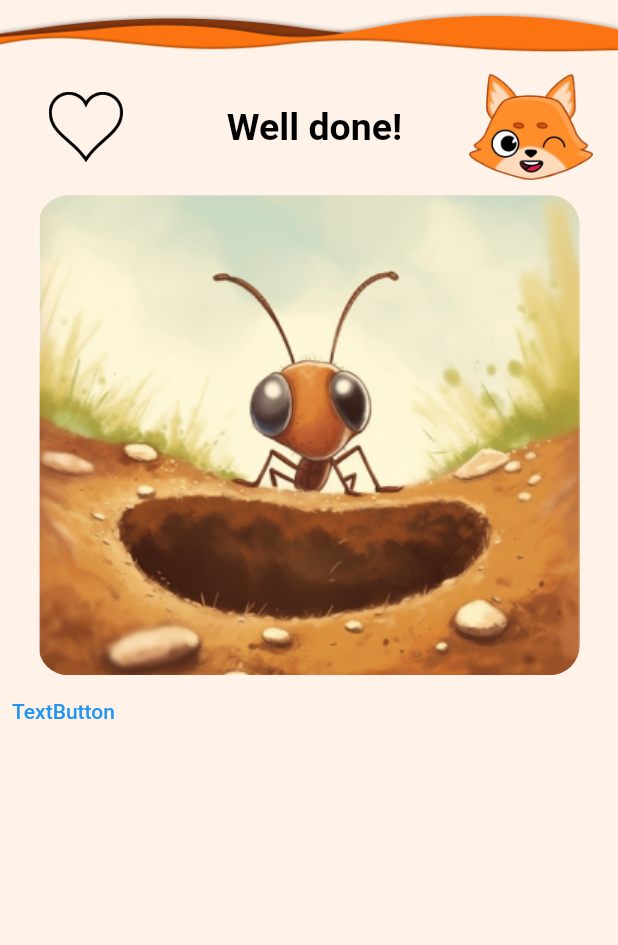
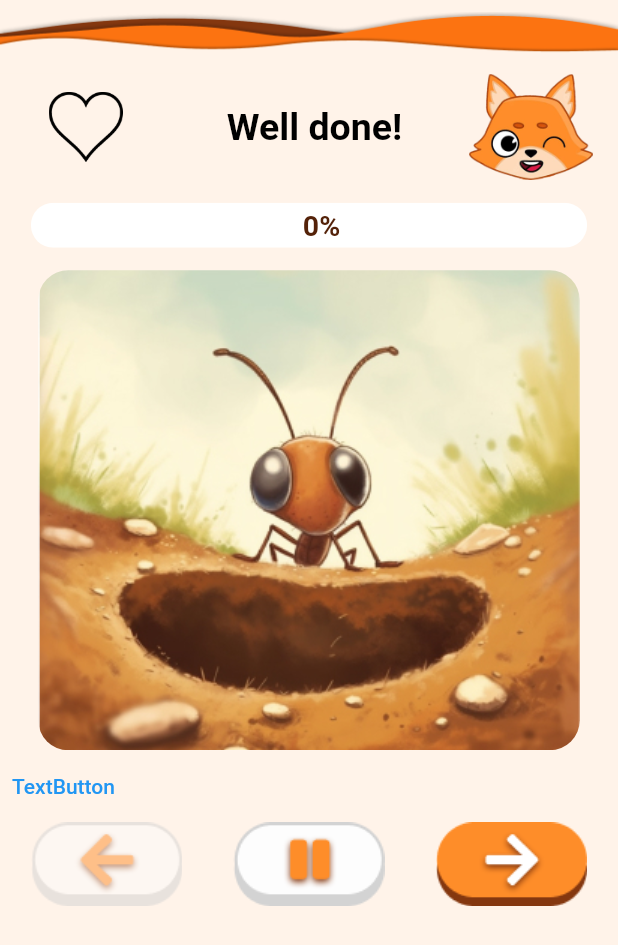
Before and after one commit to COS301-SE-2023/AI-Generated-Children-s-Stories, a Flutter app: the InsideStory screen opened by its route, on a phone screen of 412 x 824 dp. Shown: the top 945 px of the screen. Run offline on Flutter 3.47's test engine with Material 2 defaults, Android fonts, the phone set to English and light mode, and no system bars; our stand-ins replace carousel_slider; generated files the repository leaves out were written again; Roboto replaces fonts that are missing (NotoSerif).

Commit message:
layed out buttons

```diff
--- a/lib/home.dart
+++ b/lib/home.dart
@@ -2,6 +2,7 @@ import 'package:flutter/material.dart';
 
 import 'navbar.dart';
 import 'myHeader.dart';
+import 'progress_bar.dart';
 
 import 'image_button.dart';
 
@@ -17,12 +18,13 @@ class _HomeState extends State<Home> {
   Widget build(BuildContext context) {
     final Size = MediaQuery.of(context).size;
     return Scaffold(
-      backgroundColor: Color.fromARGB(255, 255, 243, 233),
+      backgroundColor: const Color.fromARGB(255, 255, 243, 233),
       body: SafeArea(
         //back button
         child: Column(
           children: [
             const MyHeader(message: 'Here\'s a new book!',),
+            const ProgressBar(currentPages: 50, totalPages: 100),
             //padding
             const SizedBox(height: 50),
             Row(
--- a/lib/inside_story.dart
+++ b/lib/inside_story.dart
@@ -1,4 +1,5 @@
 import 'dart:math';
+import 'package:Magic_Pages/progress_bar.dart';
 import 'package:flutter/material.dart';
 import 'package:provider/provider.dart';
 
@@ -115,6 +116,13 @@ class _InsideStoryState extends State<InsideStory> {
 
                       ]
                     ),
+                    Row(children: [
+                      Padding(
+                        padding: const EdgeInsets.only(top: 15, bottom: 5),
+                        child: ProgressBar(totalPages: widget.storyText.length - 1, currentPages: storyIndex)
+                      )
+
+                    ],)
                   ])]
               ),
               Padding(
@@ -150,7 +158,23 @@ class _InsideStoryState extends State<InsideStory> {
                   child: Text('TextButton'),
                 )
 
-              ],)
+              ],),
+              Padding(
+                padding: EdgeInsets.only(left: MediaQuery.of(context).size.width * 0.05, right: MediaQuery.of(context).size.width * 0.05),
+                child: Row(children: [
+                  Image.asset(
+                    'assets/images/back.png'
+                  ),
+                  Spacer(),
+                  Image.asset(
+                    'assets/images/pause.png'
+                  ),
+                  Spacer(),
+                  Image.asset(
+                    'assets/images/forward.png'
+                  ),
+                ],),
+              )
             ]
           )
         )
--- a/lib/main.dart
+++ b/lib/main.dart
@@ -30,7 +30,7 @@ class MyApp extends StatelessWidget {
       theme: ThemeData(
         primarySwatch: Colors.blue,
       ),
-      home: Home(),
+      home: InsideStory(),
       routes: {
         '/login': (context) => LoginPage(),
         '/storyList': (context) => StoryList(),
--- a/lib/progress_bar.dart
+++ b/lib/progress_bar.dart
@@ -3,43 +3,47 @@
 import 'package:flutter/material.dart';
 
 class ProgressBar extends StatefulWidget {
-  const ProgressBar({super.key});
+  const ProgressBar({
+    super.key,
+    required this.totalPages,
+    required this.currentPages
+  });
+
+  final int currentPages;
+  final int totalPages;
 
   @override
   State<ProgressBar> createState() => _ProgressBarState();
 }
 
 class _ProgressBarState extends State<ProgressBar> {
+
   @override
   Widget build(BuildContext context) {
-    return Container();
-  }
-}
+    return Stack(children: <Widget>[
 
-
-/*const Stack(children: <Widget>[
-                    Center(
-                      child: SizedBox(
-                        width: 300,
+      SizedBox(
+        width: MediaQuery.of(context).size.width * 0.9,
         height: 30,
         //change width of cliprect
         child: ClipRRect(
-                          borderRadius: BorderRadius.all(Radius.circular(15)),
+          borderRadius: const BorderRadius.all(Radius.circular(15)),
           child: LinearProgressIndicator(
-                            value: 0.5,
-                            backgroundColor: Color.fromARGB(255, 255, 255, 255),
-                            valueColor: AlwaysStoppedAnimation<Color>(
+            value: widget.currentPages/ widget.totalPages,
+            backgroundColor: const Color.fromARGB(255, 255, 255, 255),
+            valueColor: const AlwaysStoppedAnimation<Color>(
                 Color.fromARGB(255, 254, 141, 41)),
-                          ),
           ),
         ),
       ),
 
       //center the
-                    Center(
+      Positioned(
+        left: MediaQuery.of(context).size.width * 0.44,
+        top: 4,
         child: Text(
-                        "50%",
-                        style: TextStyle(
+          "${(widget.currentPages / widget.totalPages * 100).round()}%",
+          style: const TextStyle(
               //rgb(0, 197, 61)
               color: Color.fromARGB(255, 84, 34, 9),
               fontWeight: FontWeight.bold,
@@ -47,6 +51,6 @@ class _ProgressBarState extends State<ProgressBar> {
               fontFamily: 'NotoSerif'),
         ),
       ),
-                  ]),
-
-*/
+    ]);
+  }
+}
```
Also changed, not shown: assets/images/back.png (added), assets/images/forward.png (added), assets/images/pause.png (added). Lines whose indentation alone changed are shown as unchanged.
